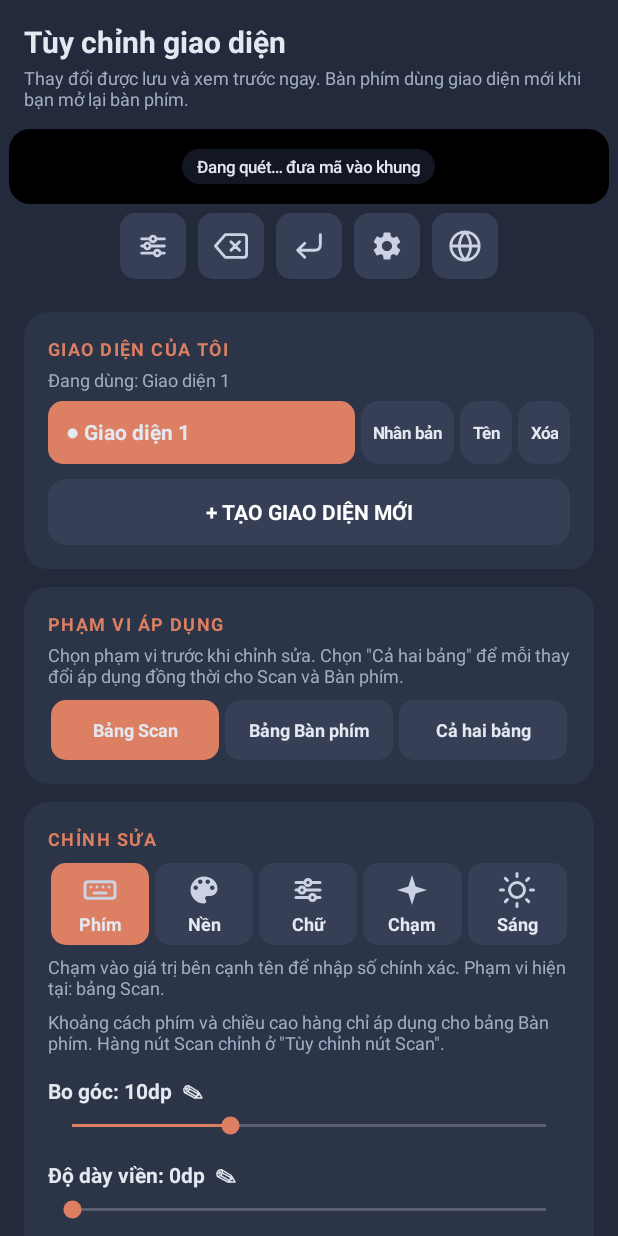
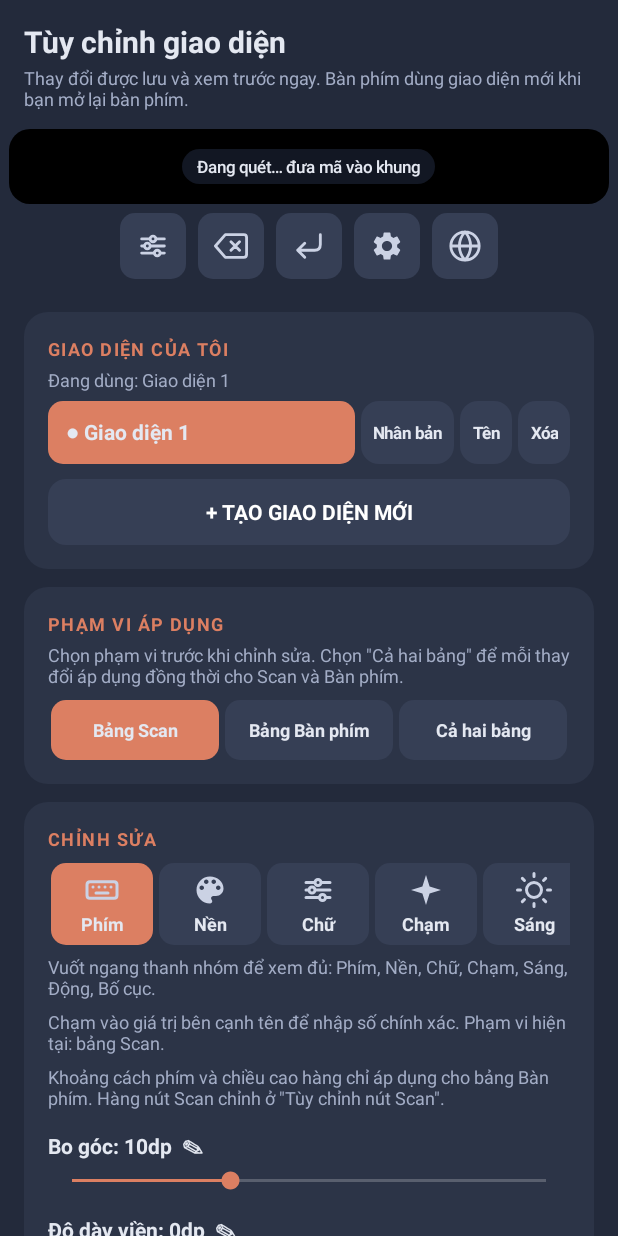
Before and after one commit to anhtoanmt1-netizen/inventory-keyboard, an Android app: the ThemeActivity screen opened directly, with no data from a screen before it, after a tap on "Bảng Scan", on a phone screen of 412 x 824 dp. Run offline under Robolectric (Android 15) with nearby library versions, the phone set to English and light mode, and no system bars; 1 other tap on this screen came first.

Commit message:
Add files via upload

```diff
--- a/app/src/main/java/com/inventory/scannerkeyboard/KbTheme.kt
+++ b/app/src/main/java/com/inventory/scannerkeyboard/KbTheme.kt
@@ -65,7 +65,22 @@ data class PanelStyle(
     val lightColor2: Int = 0xFFFF6BCB.toInt(),
     val lightIntensity: Int = 80,           // cường độ 10..100
     val lightSpeed: Int = 30,               // tốc độ đổi màu 1..100
-    val lightSpread: Int = 4                // độ lan tỏa / mờ của quầng sáng 0..12
+    val lightSpread: Int = 4,               // độ lan tỏa / mờ của quầng sáng 0..12
+
+    // ---- Nhóm 5: hiệu ứng chuyển động nền (nằm phía sau phím, bật / tắt riêng từng cái) ----
+    val motionFx: Int = 0,                  // bit: 1 sao băng, 2 đom đóm, 4 bong bóng, 8 tuyết, 16 cánh hoa, 32 bụi phép thuật, 64 cực quang, 128 ngân hà, 256 tia sáng, 512 hạt chuyển động
+    val motionSpeed: Int = 100,             // tốc độ 10..300 (%)
+    val motionSize: Int = 100,              // kích thước 50..300 (%)
+    val motionDensity: Int = 100,           // mật độ 10..300 (%)
+    val motionBrightness: Int = 80,         // độ sáng 10..100 (%)
+    val motionBlur: Int = 4,                // độ mờ (quầng mềm quanh hạt) 0..10
+
+    // ---- Nhóm 7: bố cục và vị trí ----
+    val layoutWidth: Int = 100,             // chiều rộng tổng thể của bảng 50..100 (%)
+    val layoutAlign: Int = 1,               // 0 trái, 1 giữa, 2 phải
+    val layoutOneHand: Int = 0,             // 0 tắt, 1 tay trái, 2 tay phải
+    val layoutAuto: Boolean = false,        // tự tối ưu theo kích thước màn hình
+    val layoutBottom: Int = 0               // nâng bảng lên khỏi mép dưới 0..48 dp
 ) {
     fun toJson(): JSONObject = JSONObject()
         .put("cornerDp", cornerDp).put("gapDp", gapDp).put("borderDp", borderDp).put("borderColor", borderColor)
@@ -84,6 +99,10 @@ data class PanelStyle(
         .put("fxColor", fxColor).put("fxIntensity", fxIntensity).put("fxDuration", fxDuration)
         .put("lightFx", lightFx).put("lightColor", lightColor).put("lightColor2", lightColor2)
         .put("lightIntensity", lightIntensity).put("lightSpeed", lightSpeed).put("lightSpread", lightSpread)
+        .put("motionFx", motionFx).put("motionSpeed", motionSpeed).put("motionSize", motionSize)
+        .put("motionDensity", motionDensity).put("motionBrightness", motionBrightness).put("motionBlur", motionBlur)
+        .put("layoutWidth", layoutWidth).put("layoutAlign", layoutAlign).put("layoutOneHand", layoutOneHand)
+        .put("layoutAuto", layoutAuto).put("layoutBottom", layoutBottom)
 
     companion object {
         fun fromJson(o: JSONObject?): PanelStyle {
@@ -136,7 +155,18 @@ data class PanelStyle(
                 lightColor2 = o.optInt("lightColor2", d.lightColor2),
                 lightIntensity = o.optInt("lightIntensity", d.lightIntensity).coerceIn(10, 100),
                 lightSpeed = o.optInt("lightSpeed", d.lightSpeed).coerceIn(1, 100),
-                lightSpread = o.optInt("lightSpread", d.lightSpread).coerceIn(0, 12)
+                lightSpread = o.optInt("lightSpread", d.lightSpread).coerceIn(0, 12),
+                motionFx = o.optInt("motionFx", d.motionFx).coerceIn(0, 1023),
+                motionSpeed = o.optInt("motionSpeed", d.motionSpeed).coerceIn(10, 300),
+                motionSize = o.optInt("motionSize", d.motionSize).coerceIn(50, 300),
+                motionDensity = o.optInt("motionDensity", d.motionDensity).coerceIn(10, 300),
+                motionBrightness = o.optInt("motionBrightness", d.motionBrightness).coerceIn(10, 100),
+                motionBlur = o.optInt("motionBlur", d.motionBlur).coerceIn(0, 10),
+                layoutWidth = o.optInt("layoutWidth", d.layoutWidth).coerceIn(50, 100),
+                layoutAlign = o.optInt("layoutAlign", d.layoutAlign).coerceIn(0, 2),
+                layoutOneHand = o.optInt("layoutOneHand", d.layoutOneHand).coerceIn(0, 2),
+                layoutAuto = o.optBoolean("layoutAuto", d.layoutAuto),
+                layoutBottom = o.optInt("layoutBottom", d.layoutBottom).coerceIn(0, 48)
             )
         }
     }
--- a/app/src/main/java/com/inventory/scannerkeyboard/ThemeActivity.kt
+++ b/app/src/main/java/com/inventory/scannerkeyboard/ThemeActivity.kt
@@ -17,6 +17,7 @@ import android.view.Gravity
 import android.view.View
 import android.view.ViewGroup
 import android.widget.EditText
+import android.widget.HorizontalScrollView
 import android.widget.LinearLayout
 import android.widget.ScrollView
 import android.widget.SeekBar
@@ -39,7 +40,7 @@ class ThemeActivity : Activity() {
     private lateinit var state: ThemeState
 
     private var scope = -1   // -1 chưa chọn, 0 bảng Scan, 1 bảng Bàn phím, 2 cả hai
-    private var group = 0    // 0 phím, 1 nền, 2 chữ, 3 hiệu ứng chạm, 4 ánh sáng
+    private var group = 0    // 0 phím, 1 nền, 2 chữ, 3 chạm, 4 ánh sáng, 5 chuyển động nền, 6 bố cục
 
     private lateinit var previewHost: LinearLayout
     private lateinit var listBox: LinearLayout
@@ -137,7 +138,10 @@ class ThemeActivity : Activity() {
         // --- Chỉnh sửa ---
         val ed = card(content, "CHỈNH SỬA")
         tabsBox = LinearLayout(this).apply { orientation = LinearLayout.HORIZONTAL }
-        ed.addView(tabsBox, lp(MATCH, WRAP).apply { topMargin = dp(8) })
+        val tabScroll = HorizontalScrollView(this).apply { isHorizontalScrollBarEnabled = false }
+        tabScroll.addView(tabsBox, ViewGroup.LayoutParams(WRAP, WRAP))
+        ed.addView(tabScroll, lp(MATCH, WRAP).apply { topMargin = dp(8) })
+        note(ed, "Vuốt ngang thanh nhóm để xem đủ: Phím, Nền, Chữ, Chạm, Sáng, Động, Bố cục.")
         editorBox = LinearLayout(this).apply { orientation = LinearLayout.VERTICAL }
         ed.addView(editorBox)
 
@@ -256,12 +260,18 @@ class ThemeActivity : Activity() {
     private fun refreshPreview() {
         previewHost.removeAllViews()
         val t = cur()
-        // Chưa chọn phạm vi thì hiện cả hai bảng
-        if (scope != 1) previewHost.addView(ThemeRender.previewScan(this, t.scan), lp(MATCH, WRAP))
-        if (scope != 0) previewHost.addView(
-            ThemeRender.previewKeyboard(this, t.kb, min(prefs.keyRowDp, 44)),
-            lp(MATCH, WRAP).apply { topMargin = if (scope == -1 || scope == 2) dp(6) else 0 }
-        )
+        // Chưa chọn phạm vi thì hiện cả hai bảng. Chiều rộng, căn lề, một tay và nâng đáy cũng hiện ở đây.
+        val full = resources.displayMetrics.widthPixels
+        if (scope != 1) {
+            val l = lp(MATCH, WRAP)
+            ThemeRender.applyPanelLayout(l, t.scan, full, d)
+            previewHost.addView(ThemeRender.previewScan(this, t.scan), l)
+        }
+        if (scope != 0) {
+            val l = lp(MATCH, WRAP).apply { topMargin = if (scope == -1 || scope == 2) dp(6) else 0 }
+            ThemeRender.applyPanelLayout(l, t.kb, full, d)
+            previewHost.addView(ThemeRender.previewKeyboard(this, t.kb, min(prefs.keyRowDp, 44)), l)
+        }
     }
 
     private fun refreshList() {
@@ -296,8 +306,11 @@ class ThemeActivity : Activity() {
             Fonts.apply(editorBox)
             return
         }
-        val names = listOf("Phím", "Nền", "Chữ", "Chạm", "Sáng")
-        val icons = listOf(R.drawable.ic_keyboard, R.drawable.ic_palette, R.drawable.ic_tune, R.drawable.ic_sparkle, R.drawable.ic_sun)
+        val names = listOf("Phím", "Nền", "Chữ", "Chạm", "Sáng", "Động", "Bố cục")
+        val icons = listOf(
+            R.drawable.ic_keyboard, R.drawable.ic_palette, R.drawable.ic_tune, R.drawable.ic_sparkle,
+            R.drawable.ic_sun, R.drawable.ic_motion, R.drawable.ic_layout
+        )
         names.forEachIndexed { i, n ->
             val t = TextView(this).apply {
                 text = n; textSize = 12f; gravity = Gravity.CENTER; setTextColor(col(R.color.text))
@@ -310,14 +323,16 @@ class ThemeActivity : Activity() {
                 compoundDrawablePadding = dp(2)
                 setOnClickListener { group = i; rebuildEditor() }
             }
-            tabsBox.addView(t, lp(0, WRAP).apply { weight = 1f; setMargins(dp(2), 0, dp(2), 0) })
+            tabsBox.addView(t, lp(dp(68), WRAP).apply { setMargins(dp(2), 0, dp(2), 0) })
         }
         when (group) {
             0 -> buildKeys(editorBox)
             1 -> buildBackground(editorBox)
             2 -> buildFont(editorBox)
             3 -> buildTouch(editorBox)
-            else -> buildLight(editorBox)
+            4 -> buildLight(editorBox)
+            5 -> buildMotion(editorBox)
+            else -> buildLayout(editorBox)
         }
         Fonts.apply(tabsBox)
         Fonts.apply(editorBox)
@@ -461,6 +476,50 @@ class ThemeActivity : Activity() {
         if ((bits and (FxDrawable.GLOW or FxDrawable.NEON)) != 0) seek(g, "Độ lan tỏa của quầng sáng", 0, 12, "dp", { it.lightSpread }) { s, v -> s.copy(lightSpread = v) }
     }
 
+    /** Công tắc cho một bit trong motionFx. */
+    private fun motionSwitch(parent: LinearLayout, title: String, desc: String, bit: Int) =
+        switchRow(parent, title, desc, true, { (it.motionFx and bit) != 0 }) { s, on ->
+            s.copy(motionFx = if (on) s.motionFx or bit else s.motionFx and bit.inv())
+        }
+
+    // ------------------------------------------------------------------ Nhóm 5: hiệu ứng chuyển động nền
+    private fun buildMotion(g: LinearLayout) {
+        note(g, "Hiệu ứng nằm phía sau phím, không che chữ. Bật riêng từng cái và kết hợp tự do. Nhiều hiệu ứng cùng lúc sẽ tốn pin hơn; ứng dụng tự giảm số hạt nếu máy vẽ chậm. Phạm vi hiện tại: " + scopeName() + ".")
+        motionSwitch(g, "Sao băng", "Vệt sao băng vụt qua.", MotionBgDrawable.SHOOTING)
+        motionSwitch(g, "Đom đóm", "Đốm sáng xanh vàng chập chờn bay lượn.", MotionBgDrawable.FIREFLY)
+        motionSwitch(g, "Bong bóng nước", "Bong bóng trong suốt nổi lên.", MotionBgDrawable.BUBBLE)
+        motionSwitch(g, "Tuyết rơi", "Bông tuyết nhẹ rơi xuống.", MotionBgDrawable.SNOW)
+        motionSwitch(g, "Cánh hoa", "Cánh hoa hồng nhạt xoay rơi.", MotionBgDrawable.PETAL)
+        motionSwitch(g, "Bụi phép thuật", "Các đốm lấp lánh nhấp nháy.", MotionBgDrawable.MAGIC)
+        motionSwitch(g, "Dải cực quang", "Dải sáng xanh tím uốn lượn.", MotionBgDrawable.AURORA)
+        motionSwitch(g, "Ngân hà", "Vòng xoáy sao chậm rãi.", MotionBgDrawable.GALAXY)
+        motionSwitch(g, "Tia sáng", "Chùm tia sáng quét nhẹ từ phía trên.", MotionBgDrawable.RAYS)
+        motionSwitch(g, "Các hạt chuyển động", "Hạt nhỏ trôi lơ lửng khắp nền.", MotionBgDrawable.PARTICLES)
+        if (viewStyle().motionFx == 0) return
+        seek(g, "Tốc độ", 10, 300, "%", { it.motionSpeed }) { s, v -> s.copy(motionSpeed = v) }
+        seek(g, "Kích thước", 50, 300, "%", { it.motionSize }) { s, v -> s.copy(motionSize = v) }
+        seek(g, "Mật độ", 10, 300, "%", { it.motionDensity }) { s, v -> s.copy(motionDensity = v) }
+        seek(g, "Độ sáng", 10, 100, "%", { it.motionBrightness }) { s, v -> s.copy(motionBrightness = v) }
+        seek(g, "Độ mờ (quầng mềm quanh hạt)", 0, 10, "", { it.motionBlur }) { s, v -> s.copy(motionBlur = v) }
+    }
+
+    // ------------------------------------------------------------------ Nhóm 7: bố cục và vị trí
+    private fun buildLayout(g: LinearLayout) {
+        note(g, "Phạm vi hiện tại: " + scopeName() + ". Khung xem trước phía trên thể hiện đúng chiều rộng, căn lề và vị trí bạn chọn.")
+        if (scope != 0) {
+            seekGeneric(g, "Chiều cao hàng phím", 36, 72, "dp", { prefs.keyRowDp }) { prefs.keyRowDp = it; refreshPreview() }
+            seek(g, "Khoảng cách giữa các phím", 0, 10, "dp", { it.gapDp }) { s, v -> s.copy(gapDp = v) }
+        }
+        seek(g, "Chiều rộng tổng thể", 50, 100, "%", { it.layoutWidth }) { s, v -> s.copy(layoutWidth = v) }
+        label(g, "Căn lề")
+        chips(g, listOf("Trái", "Giữa", "Phải"), 3, { viewStyle().layoutAlign }) { i -> edit { it.copy(layoutAlign = i) } }
+        label(g, "Chế độ một tay")
+        chips(g, listOf("Tắt", "Tay trái", "Tay phải"), 3, { viewStyle().layoutOneHand }) { i -> edit { it.copy(layoutOneHand = i) } }
+        note(g, "Thu bàn phím về một bên (tối đa 75% chiều rộng) để bấm bằng một tay. Khi bật, chế độ này thay cho căn lề.")
+        seek(g, "Nâng khỏi mép dưới", 0, 48, "dp", { it.layoutBottom }) { s, v -> s.copy(layoutBottom = v) }
+        switchRow(g, "Tự tối ưu theo màn hình", "Màn hình rộng (máy tính bảng, xoay ngang) giới hạn bề rộng cho dễ bấm; màn hình nhỏ hoặc lớn tự điều chỉnh nhẹ chiều cao hàng phím.", false, { it.layoutAuto }) { s, on -> s.copy(layoutAuto = on) }
+    }
+
     private fun scopeName() = when (scope) { 0 -> "bảng Scan"; 1 -> "bảng Bàn phím"; else -> "cả hai bảng" }
 
     // ------------------------------------------------------------------ quản lý giao diện
--- a/app/src/main/java/com/inventory/scannerkeyboard/ThemeRender.kt
+++ b/app/src/main/java/com/inventory/scannerkeyboard/ThemeRender.kt
@@ -285,9 +285,38 @@ object ThemeRender {
         if (!customImage) styleIcon(v, st)
     }
 
-    /** Hình nền cho một bảng, hoặc null nếu để mặc định (bàn phím dùng nền gốc). */
-    fun panelBackground(ctx: Context, st: PanelStyle): Drawable? =
-        if (st.bgType == 0) null else ThemeBgDrawable(ctx, st)
+    /**
+     * Nền của một bảng: hình nền (đơn sắc / gradient / ảnh) và hiệu ứng chuyển động nền xếp chồng lên nhau,
+     * tất cả nằm phía sau phím. Trả về null nếu để mặc định (bàn phím dùng nền gốc).
+     */
+    fun panelBackground(ctx: Context, st: PanelStyle): Drawable? {
+        val base: Drawable? = if (st.bgType == 0) null else ThemeBgDrawable(ctx, st)
+        if (st.motionFx == 0) return base
+        val motion = MotionBgDrawable(st, ctx.resources.displayMetrics.density)
+        return if (base == null) motion else LayerDrawable(arrayOf<Drawable>(base, motion))
+    }
+
+    /**
+     * Bố cục của cả bảng: chiều rộng tổng thể, căn trái / giữa / phải, chế độ một tay, nâng khỏi mép dưới,
+     * và tự giới hạn bề rộng trên màn hình lớn. fullPx là bề rộng khả dụng (pixel).
+     */
+    fun applyPanelLayout(lp: LinearLayout.LayoutParams, st: PanelStyle, fullPx: Int, d: Float) {
+        var pct = st.layoutWidth
+        var align = st.layoutAlign
+        when (st.layoutOneHand) {
+            1 -> { pct = min(pct, 75); align = 0 }
+            2 -> { pct = min(pct, 75); align = 2 }
+        }
+        var w = fullPx * pct / 100
+        var capped = false
+        if (st.layoutAuto && fullPx / d > 600f) {
+            val cap = (520 * d).toInt()
+            if (w > cap) { w = cap; capped = true }
+        }
+        lp.width = if (pct >= 100 && !capped) ViewGroup.LayoutParams.MATCH_PARENT else w
+        lp.gravity = when (align) { 0 -> Gravity.START; 2 -> Gravity.END; else -> Gravity.CENTER_HORIZONTAL }
+        lp.bottomMargin = (st.layoutBottom * d).toInt()
+    }
 
     // ------------------------------------------------------------------ khu vực xem trước
     private fun dp(ctx: Context, v: Int) = (v * ctx.resources.displayMetrics.density).toInt()
--- /dev/null
+++ b/app/src/main/res/drawable/ic_layout.xml
@@ -0,0 +1,13 @@
+<?xml version="1.0" encoding="utf-8"?>
+<vector xmlns:android="http://schemas.android.com/apk/res/android"
+    android:width="24dp"
+    android:height="24dp"
+    android:viewportWidth="24"
+    android:viewportHeight="24">
+    <path
+        android:pathData="M3,5 H21 V19 H3 Z M9,5 V19 M3,12 H9"
+        android:strokeColor="#FFFFFFFF"
+        android:strokeWidth="2"
+        android:strokeLineCap="round"
+        android:strokeLineJoin="round" />
+</vector>
--- /dev/null
+++ b/app/src/main/res/drawable/ic_motion.xml
@@ -0,0 +1,13 @@
+<?xml version="1.0" encoding="utf-8"?>
+<vector xmlns:android="http://schemas.android.com/apk/res/android"
+    android:width="24dp"
+    android:height="24dp"
+    android:viewportWidth="24"
+    android:viewportHeight="24">
+    <path
+        android:pathData="M12,3 V21 M4.2,7.5 L19.8,16.5 M19.8,7.5 L4.2,16.5"
+        android:strokeColor="#FFFFFFFF"
+        android:strokeWidth="2"
+        android:strokeLineCap="round"
+        android:strokeLineJoin="round" />
+</vector>
```
Also changed, not shown: app/src/main/java/com/inventory/scannerkeyboard/KbMotion.kt (added, +328 -0 lines), app/src/main/java/com/inventory/scannerkeyboard/ScannerKeyboardService.kt (+23 -3 lines).
